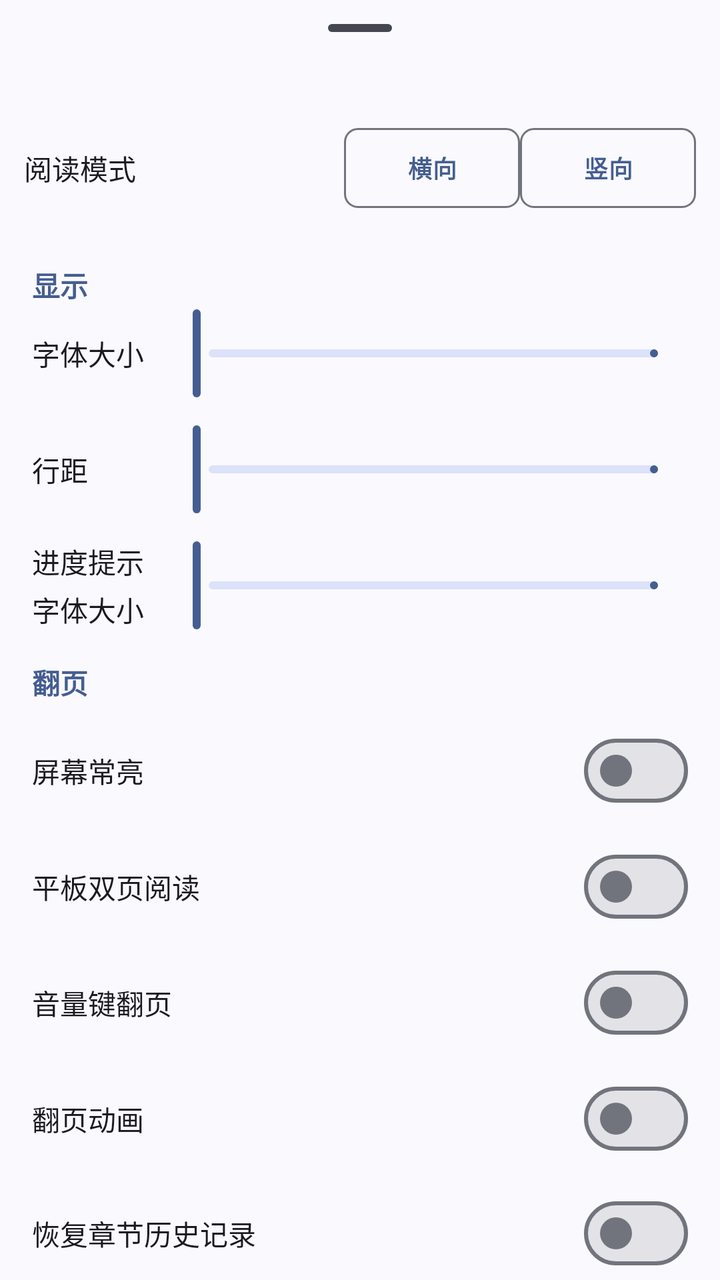
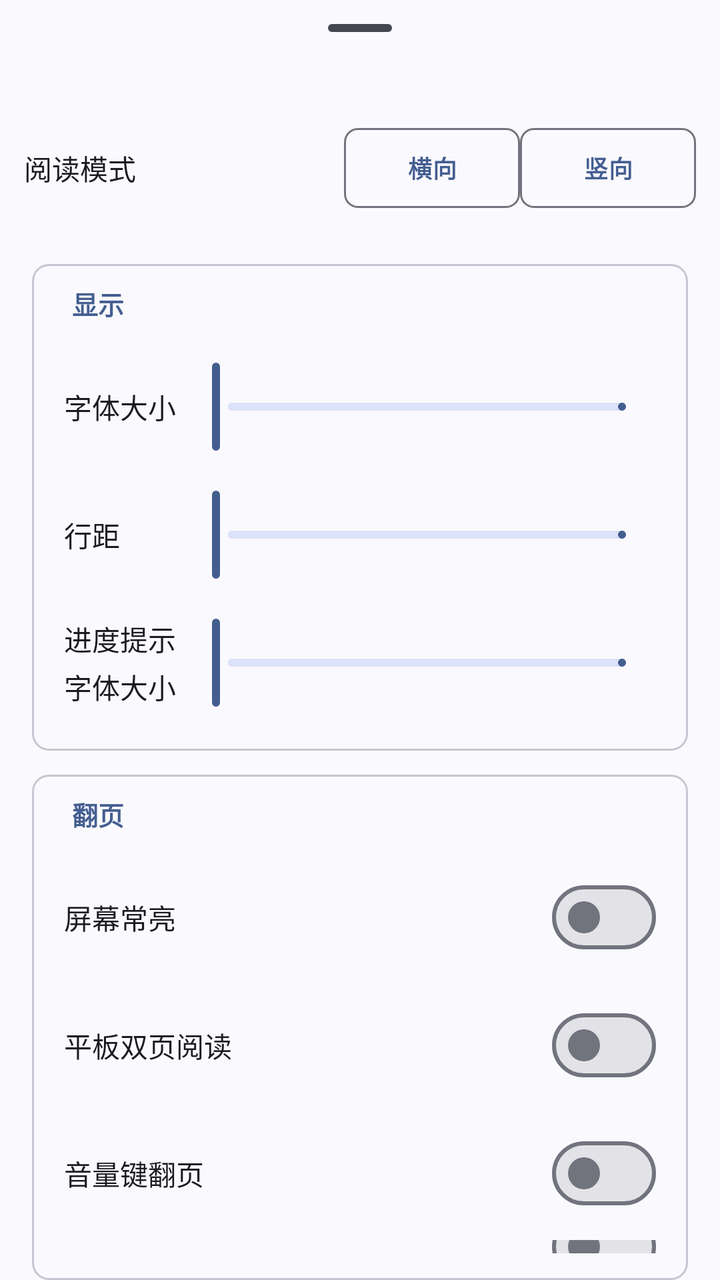

Two renders of the same Android screen: before a commit and after it. Below are the layout's source before the change and the commit's diff.
<!-- AndroidManifest.xml: application theme Theme.HikariNovel -->
<!-- res/layout/view_horizontal_read_config.xml -->
<?xml version="1.0" encoding="utf-8"?>
<LinearLayout
  xmlns:android="http://schemas.android.com/apk/res/android"
  android:layout_width="match_parent"
  android:layout_height="wrap_content"
  android:layout_gravity="bottom"
  android:orientation="vertical">
  <com.google.android.material.bottomsheet.BottomSheetDragHandleView
    android:layout_width="match_parent"
    android:layout_height="wrap_content" />
  <LinearLayout
    android:layout_width="match_parent"
    android:layout_height="wrap_content"
    android:gravity="center"
    android:padding="@dimen/gi_space_md"
    android:orientation="horizontal">
    <TextView
      android:layout_width="0dp"
      android:layout_height="wrap_content"
      android:layout_weight="1"
      android:text="@string/read_mode"
      style="@style/TextAppearance.GalIsland.ConfigLabel" />
    <com.google.android.material.button.MaterialButton
      android:id="@+id/b_h_read_config_horizontal"
      style="@style/Widget.GalIsland.Button.Outlined"
      android:layout_width="wrap_content"
      android:layout_height="wrap_content"
      android:text="@string/horizontal" />
    <com.google.android.material.button.MaterialButton
      android:id="@+id/b_h_read_config_vertical"
      style="@style/Widget.GalIsland.Button.Outlined"
      android:layout_width="wrap_content"
      android:layout_height="wrap_content"
      android:text="@string/vertical" />
  </LinearLayout>
  <LinearLayout
    android:layout_width="match_parent"
    android:layout_height="wrap_content"
    android:orientation="vertical">
    <TextView
      android:layout_width="match_parent"
      android:layout_height="wrap_content"
      android:paddingLeft="@dimen/gi_page_inset"
      android:paddingTop="@dimen/gi_space_md"
      android:text="@string/display_settings"
      android:textColor="?colorPrimary"
      android:textStyle="bold" />
    <LinearLayout
      android:layout_width="match_parent"
      android:layout_height="wrap_content"
      android:layout_marginLeft="@dimen/gi_page_inset"
      android:layout_marginRight="@dimen/gi_page_inset"
      android:gravity="center"
      android:orientation="horizontal">
      <TextView
        android:layout_width="0dp"
        android:layout_height="wrap_content"
        android:layout_weight="1"
        android:text="@string/font_size"
        style="@style/TextAppearance.GalIsland.ConfigLabel" />
      <com.google.android.material.slider.Slider
        android:id="@+id/s_v_h_read_config_font_size"
        android:layout_width="0dp"
        android:layout_height="wrap_content"
        android:layout_weight="4"
        android:stepSize="1"
        android:valueFrom="30"
        android:valueTo="100" />
    </LinearLayout>
    <LinearLayout
      android:layout_width="match_parent"
      android:layout_height="wrap_content"
      android:layout_marginLeft="@dimen/gi_page_inset"
      android:layout_marginRight="@dimen/gi_page_inset"
      android:layout_marginTop="@dimen/gi_space_inset"
      android:gravity="center"
      android:orientation="horizontal">
      <TextView
        android:layout_width="0dp"
        android:layout_height="wrap_content"
        android:layout_weight="1"
        android:text="@string/line_spacing"
        style="@style/TextAppearance.GalIsland.ConfigLabel" />
      <com.google.android.material.slider.Slider
        android:id="@+id/s_v_h_read_config_line_spacing"
        android:layout_width="0dp"
        android:layout_height="wrap_content"
        android:layout_weight="4"
        android:stepSize="0.1"
        android:valueFrom="1"
        android:valueTo="5" />
    </LinearLayout>
    <LinearLayout
      android:layout_width="match_parent"
      android:layout_height="wrap_content"
      android:layout_marginLeft="@dimen/gi_page_inset"
      android:layout_marginRight="@dimen/gi_page_inset"
      android:layout_marginTop="@dimen/gi_space_inset"
      android:gravity="center"
      android:orientation="horizontal">
      <TextView
        android:layout_width="0dp"
        android:layout_height="wrap_content"
        android:layout_weight="1"
        android:text="@string/progress_text_size"
        style="@style/TextAppearance.GalIsland.ConfigLabel" />
      <com.google.android.material.slider.Slider
        android:id="@+id/s_v_h_read_config_bottom_text_size"
        android:layout_width="0dp"
        android:layout_height="wrap_content"
        android:layout_weight="4"
        android:stepSize="1"
        android:valueFrom="1"
        android:valueTo="100" />
    </LinearLayout>
    <TextView
      android:layout_width="match_parent"
      android:layout_height="wrap_content"
      android:paddingLeft="@dimen/gi_page_inset"
      android:paddingTop="@dimen/gi_status_icon"
      android:text="@string/paging_settings"
      android:textColor="?colorPrimary"
      android:textStyle="bold" />
    <LinearLayout
      android:layout_width="match_parent"
      android:layout_height="wrap_content"
      android:layout_marginLeft="@dimen/gi_page_inset"
      android:layout_marginTop="@dimen/gi_space_inset"
      android:layout_marginRight="@dimen/gi_page_inset"
      android:gravity="center"
      android:orientation="horizontal">
      <TextView
        android:layout_width="0dp"
        android:layout_height="wrap_content"
        android:layout_weight="1"
        android:text="@string/keep_screen_on"
        style="@style/TextAppearance.GalIsland.ConfigLabel" />
      <com.google.android.material.materialswitch.MaterialSwitch
        android:id="@+id/s_v_h_read_config_keep_screen_on"
        android:layout_width="wrap_content"
        android:layout_height="wrap_content" />
    </LinearLayout>
    <LinearLayout
      android:layout_width="match_parent"
      android:layout_height="wrap_content"
      android:layout_marginLeft="@dimen/gi_page_inset"
      android:layout_marginTop="@dimen/gi_space_inset"
      android:layout_marginRight="@dimen/gi_page_inset"
      android:gravity="center"
      android:orientation="horizontal">
      <TextView
        android:layout_width="0dp"
        android:layout_height="wrap_content"
        android:layout_weight="1"
        android:text="@string/tablet_double_page"
        style="@style/TextAppearance.GalIsland.ConfigLabel" />
      <com.google.android.material.materialswitch.MaterialSwitch
        android:id="@+id/s_v_h_read_config_tablet_double_page"
        android:layout_width="wrap_content"
        android:layout_height="wrap_content" />
    </LinearLayout>
    <LinearLayout
      android:layout_width="match_parent"
      android:layout_height="wrap_content"
      android:layout_marginLeft="@dimen/gi_page_inset"
      android:layout_marginTop="@dimen/gi_space_inset"
      android:layout_marginRight="@dimen/gi_page_inset"
      android:gravity="center"
      android:orientation="horizontal">
      <TextView
        android:layout_width="0dp"
        android:layout_height="wrap_content"
        android:layout_weight="1"
        android:text="@string/key_down_switch_chapter"
        style="@style/TextAppearance.GalIsland.ConfigLabel" />
      <com.google.android.material.materialswitch.MaterialSwitch
        android:id="@+id/s_v_h_read_config_key_down_switch_chapter"
        android:layout_width="wrap_content"
        android:layout_height="wrap_content" />
    </LinearLayout>
    <LinearLayout
      android:layout_width="match_parent"
      android:layout_height="wrap_content"
      android:layout_marginLeft="@dimen/gi_page_inset"
      android:layout_marginTop="@dimen/gi_space_inset"
      android:layout_marginRight="@dimen/gi_page_inset"
      android:gravity="center"
      android:orientation="horizontal">
      <TextView
        android:layout_width="0dp"
        android:layout_height="wrap_content"
        android:layout_weight="1"
        android:text="@string/switch_animation"
        style="@style/TextAppearance.GalIsland.ConfigLabel" />
      <com.google.android.material.materialswitch.MaterialSwitch
        android:id="@+id/s_v_h_read_config_switch_animation"
        android:layout_width="wrap_content"
        android:layout_height="wrap_content" />
    </LinearLayout>
    <LinearLayout
      android:layout_width="match_parent"
      android:layout_height="wrap_content"
      android:layout_marginLeft="@dimen/gi_page_inset"
      android:layout_marginTop="@dimen/gi_space_inset"
      android:layout_marginRight="@dimen/gi_page_inset"
      android:gravity="center"
      android:orientation="horizontal">
      <TextView
        android:layout_width="0dp"
        android:layout_height="wrap_content"
        android:layout_weight="1"
        android:text="@string/restore_chapter_read_history_with_confirm"
        style="@style/TextAppearance.GalIsland.ConfigLabel" />
      <com.google.android.material.materialswitch.MaterialSwitch
        android:id="@+id/s_v_h_read_config_restore_chapter_read_history"
        android:layout_width="wrap_content"
        android:layout_height="wrap_content" />
    </LinearLayout>
    <LinearLayout
      android:layout_width="match_parent"
      android:layout_height="wrap_content"
      android:layout_marginLeft="@dimen/gi_page_inset"
      android:layout_marginTop="@dimen/gi_space_inset"
      android:layout_marginRight="@dimen/gi_page_inset"
      android:gravity="center"
      android:orientation="horizontal">
      <TextView
        android:layout_width="0dp"
        android:layout_height="wrap_content"
        android:layout_weight="1"
        android:text="@string/restore_chapter_read_history_without_confirm"
        style="@style/TextAppearance.GalIsland.ConfigLabel" />
      <com.google.android.material.materialswitch.MaterialSwitch
        android:id="@+id/s_v_h_read_config_restore_chapter_read_history_without_confirm"
        android:layout_width="wrap_content"
        android:layout_height="wrap_content" />
    </LinearLayout>
    <LinearLayout
      android:layout_width="match_parent"
      android:layout_height="wrap_content"
      android:layout_marginLeft="@dimen/gi_page_inset"
      android:layout_marginTop="@dimen/gi_space_inset"
      android:layout_marginRight="@dimen/gi_page_inset"
      android:gravity="center"
      android:orientation="horizontal">
      <TextView
        android:layout_width="0dp"
        android:layout_height="wrap_content"
        android:layout_weight="1"
        android:text="@string/font_color_bg_color"
        style="@style/TextAppearance.GalIsland.ConfigLabel" />
      <com.google.android.material.button.MaterialButton
        android:id="@+id/b_v_h_read_config_color"
        android:layout_width="wrap_content"
        android:layout_height="wrap_content"
        android:text="@string/modify" />
    </LinearLayout>
  </LinearLayout>
</LinearLayout>
<!-- resources referenced by this layout -->
<resources>
  <dimen name="gi_status_icon">14dp</dimen>
  <style name="TextAppearance.GalIsland.Button" parent="TextAppearance.Material3.LabelLarge">
      <item name="android:textSize">12sp</item>
      <item name="android:textStyle">bold</item>
      <item name="android:letterSpacing">0.01</item>
    </style>
  <style name="Base.Theme.HikariNovel" parent="Theme.Material3.DynamicColors.DayNight.NoActionBar">
      
      
      <item name="shapeAppearanceSmallComponent">@style/ShapeAppearance.GalIsland.Small</item>
      <item name="shapeAppearanceMediumComponent">@style/ShapeAppearance.GalIsland.Medium</item>
      <item name="shapeAppearanceLargeComponent">@style/ShapeAppearance.GalIsland.Large</item>
      <item name="materialCardViewStyle">@style/Widget.GalIsland.CardView</item>
      <item name="materialButtonStyle">@style/Widget.GalIsland.Button</item>
      <item name="chipStyle">@style/Widget.GalIsland.Chip</item>
      <item name="tabStyle">@style/Widget.GalIsland.TabLayout</item>
      <item name="toolbarStyle">@style/Widget.GalIsland.Toolbar</item>
      <item name="sliderStyle">@style/Widget.GalIsland.Slider</item>
      <item name="textInputStyle">@style/Widget.GalIsland.TextInputLayout.OutlinedBox</item>
      <item name="snackbarStyle">@style/Widget.GalIsland.Snackbar</item>
      <item name="snackbarTextViewStyle">@style/Widget.GalIsland.Snackbar.TextView</item>
      <item name="materialAlertDialogTheme">@style/ThemeOverlay.GalIsland.MaterialAlertDialog</item>
      <item name="giSurfaceInput">?attr/colorSurfaceVariant</item>
      <item name="giSurfaceHover">?attr/colorSurfaceContainerHigh</item>
      <item name="giSurfaceReaderChrome">?attr/colorSurfaceContainer</item>
      <item name="appBarLayoutStyle">@style/Widget.GalIsland.AppBar</item>
      <item name="giAccentSoft">@color/galisland_nav_indicator</item>
      <item name="bottomSheetDialogTheme">@style/ThemeOverlay.GalIsland.BottomSheet</item>
      <item name="giBorderStrong">?attr/colorOutline</item>
      <item name="giSurfaceSidebar">?attr/colorSurfaceContainerLow</item>
      <item name="giSurfaceToolbar">?attr/colorSurface</item>
      <item name="giGridLine">?attr/colorOutlineVariant</item>
      <item name="elevationOverlayEnabled">false</item>
    </style>
  <style name="Widget.GalIsland.CardView" parent="Widget.Material3.CardView.Filled">
      <item name="cardBackgroundColor">@android:color/transparent</item>
      <item name="cardCornerRadius">@dimen/gi_radius_card</item>
      <item name="cardElevation">0dp</item>
      <item name="strokeWidth">1dp</item>
      <item name="strokeColor">?attr/colorOutlineVariant</item>
    </style>
  <style name="Widget.GalIsland.Chip" parent="Widget.Material3.Chip.Assist">
      <item name="shapeAppearance">@style/ShapeAppearance.GalIsland.Tag</item>
      <item name="chipMinHeight">@dimen/gi_chip_height</item>
      <item name="chipStrokeWidth">1dp</item>
      <item name="chipStrokeColor">?attr/colorOutlineVariant</item>
      <item name="chipBackgroundColor">@color/gi_chip_background</item>
      <item name="android:textColor">?attr/colorOnSurfaceVariant</item>
      <item name="android:textAppearance">@style/TextAppearance.GalIsland.Tag</item>
      <item name="chipIconVisible">false</item>
      <item name="ensureMinTouchTargetSize">false</item>
    </style>
  <style name="Widget.GalIsland.TabLayout" parent="Widget.Material3.TabLayout">
      <item name="tabIndicatorColor">?attr/colorPrimary</item>
      <item name="tabIndicatorHeight">3dp</item>
      <item name="tabIndicatorFullWidth">false</item>
      <item name="tabSelectedTextColor">?attr/colorPrimary</item>
      <item name="tabTextColor">?attr/colorOnSurfaceVariant</item>
      <item name="tabTextAppearance">@style/TextAppearance.GalIsland.Tab</item>
      <item name="tabRippleColor">@color/galisland_interaction</item>
      <item name="android:background">@android:color/transparent</item>
    </style>
  <style name="Widget.GalIsland.Slider" parent="Widget.Material3.Slider">
      <item name="trackHeight">4dp</item>
      <item name="thumbRadius">8dp</item>
      <item name="tickVisible">false</item>
      <item name="haloRadius">16dp</item>
    </style>
  <style name="Widget.GalIsland.TextInputLayout.OutlinedBox" parent="Widget.Material3.TextInputLayout.OutlinedBox">
      <item name="boxCornerRadiusTopStart">@dimen/gi_radius_control</item>
      <item name="boxCornerRadiusTopEnd">@dimen/gi_radius_control</item>
      <item name="boxCornerRadiusBottomStart">@dimen/gi_radius_control</item>
      <item name="boxCornerRadiusBottomEnd">@dimen/gi_radius_control</item>
      <item name="boxStrokeWidth">1dp</item>
      <item name="boxStrokeWidthFocused">@dimen/gi_stroke</item>
      <item name="boxStrokeColor">@color/galisland_box_stroke</item>
      <item name="hintTextColor">?attr/colorPrimary</item>
      <item name="boxBackgroundColor">?attr/giSurfaceInput</item>
    </style>
  <style name="TextAppearance.GalIsland.Tag" parent="TextAppearance.Material3.LabelSmall">
      <item name="android:textSize">10sp</item>
      <item name="android:letterSpacing">0</item>
    </style>
  <style name="TextAppearance.GalIsland.Tab" parent="TextAppearance.Material3.TitleSmall">
      <item name="android:textSize">13sp</item>
      <item name="android:textStyle">bold</item>
      <item name="android:letterSpacing">0</item>
    </style>
  <style name="TextAppearance.GalIsland.SectionTitle" parent="TextAppearance.Material3.TitleSmall">
      <item name="android:textSize">13sp</item>
      <item name="android:textStyle">bold</item>
      <item name="android:textColor">?attr/colorOnSurface</item>
      <item name="android:letterSpacing">0</item>
    </style>
  <!-- unchanged entries left out for length: 47 -->
</resources>

<!-- the commit's change to res/layout/view_horizontal_read_config.xml (unified diff, before → after) -->
@@ -12,8 +12,8 @@
     android:layout_width="match_parent"
     android:layout_height="wrap_content"
     android:gravity="center"
-    android:padding="@dimen/gi_space_md"
-    android:orientation="horizontal">
+    android:orientation="horizontal"
+    android:padding="@dimen/gi_space_md">
     <TextView
       android:layout_width="0dp"
       android:layout_height="wrap_content"
@@ -33,25 +33,34 @@
       android:layout_height="wrap_content"
       android:text="@string/vertical" />
   </LinearLayout>
+  
   <LinearLayout
     android:layout_width="match_parent"
     android:layout_height="wrap_content"
-    android:orientation="vertical">
+    android:layout_marginLeft="@dimen/gi_page_inset"
+    android:layout_marginRight="@dimen/gi_page_inset"
+    android:layout_marginTop="@dimen/gi_space_md"
+    android:background="@drawable/gi_secondary_panel"
+    android:orientation="vertical"
+    android:paddingBottom="@dimen/gi_space_md">
     <TextView
       android:layout_width="match_parent"
       android:layout_height="wrap_content"
-      android:paddingLeft="@dimen/gi_page_inset"
-      android:paddingTop="@dimen/gi_space_md"
+      android:layout_margin="@dimen/gi_space_inset"
+      android:paddingLeft="@dimen/gi_space_inset"
       android:text="@string/display_settings"
-      android:textColor="?colorPrimary"
-      android:textStyle="bold" />
-    <LinearLayout
-      android:layout_width="match_parent"
-      android:layout_height="wrap_content"
-      android:layout_marginLeft="@dimen/gi_page_inset"
-      android:layout_marginRight="@dimen/gi_page_inset"
-      android:gravity="center"
-      android:orientation="horizontal">
+      android:textAppearance="@style/TextAppearance.GalIsland.SectionTitle"
+      android:textColor="?attr/colorPrimary" />
+    <LinearLayout
+      android:layout_width="match_parent"
+      android:layout_height="wrap_content"
+      android:gravity="center_vertical"
+      android:minHeight="@dimen/gi_secondary_row_height"
+      android:orientation="horizontal"
+      android:paddingLeft="@dimen/gi_space_lg"
+      android:paddingTop="@dimen/gi_space_sm"
+      android:paddingRight="@dimen/gi_space_lg"
+      android:paddingBottom="@dimen/gi_space_sm">
       <TextView
         android:layout_width="0dp"
         android:layout_height="wrap_content"
@@ -70,11 +79,13 @@
     <LinearLayout
       android:layout_width="match_parent"
       android:layout_height="wrap_content"
-      android:layout_marginLeft="@dimen/gi_page_inset"
-      android:layout_marginRight="@dimen/gi_page_inset"
-      android:layout_marginTop="@dimen/gi_space_inset"
-      android:gravity="center"
-      android:orientation="horizontal">
+      android:gravity="center_vertical"
+      android:minHeight="@dimen/gi_secondary_row_height"
+      android:orientation="horizontal"
+      android:paddingLeft="@dimen/gi_space_lg"
+      android:paddingTop="@dimen/gi_space_sm"
+      android:paddingRight="@dimen/gi_space_lg"
+      android:paddingBottom="@dimen/gi_space_sm">
       <TextView
         android:layout_width="0dp"
         android:layout_height="wrap_content"
@@ -93,11 +104,13 @@
     <LinearLayout
       android:layout_width="match_parent"
       android:layout_height="wrap_content"
-      android:layout_marginLeft="@dimen/gi_page_inset"
-      android:layout_marginRight="@dimen/gi_page_inset"
-      android:layout_marginTop="@dimen/gi_space_inset"
-      android:gravity="center"
-      android:orientation="horizontal">
+      android:gravity="center_vertical"
+      android:minHeight="@dimen/gi_secondary_row_height"
+      android:orientation="horizontal"
+      android:paddingLeft="@dimen/gi_space_lg"
+      android:paddingTop="@dimen/gi_space_sm"
+      android:paddingRight="@dimen/gi_space_lg"
+      android:paddingBottom="@dimen/gi_space_sm">
       <TextView
         android:layout_width="0dp"
         android:layout_height="wrap_content"
@@ -113,22 +126,35 @@
         android:valueFrom="1"
         android:valueTo="100" />
     </LinearLayout>
+  </LinearLayout>
+  
+  <LinearLayout
+    android:layout_width="match_parent"
+    android:layout_height="wrap_content"
+    android:layout_marginLeft="@dimen/gi_page_inset"
+    android:layout_marginRight="@dimen/gi_page_inset"
+    android:layout_marginTop="@dimen/gi_space_md"
+    android:background="@drawable/gi_secondary_panel"
+    android:orientation="vertical"
+    android:paddingBottom="@dimen/gi_space_md">
     <TextView
       android:layout_width="match_parent"
       android:layout_height="wrap_content"
-      android:paddingLeft="@dimen/gi_page_inset"
-      android:paddingTop="@dimen/gi_status_icon"
+      android:layout_margin="@dimen/gi_space_inset"
+      android:paddingLeft="@dimen/gi_space_inset"
       android:text="@string/paging_settings"
-      android:textColor="?colorPrimary"
-      android:textStyle="bold" />
-    <LinearLayout
-      android:layout_width="match_parent"
-      android:layout_height="wrap_content"
-      android:layout_marginLeft="@dimen/gi_page_inset"
-      android:layout_marginTop="@dimen/gi_space_inset"
-      android:layout_marginRight="@dimen/gi_page_inset"
-      android:gravity="center"
-      android:orientation="horizontal">
+      android:textAppearance="@style/TextAppearance.GalIsland.SectionTitle"
+      android:textColor="?attr/colorPrimary" />
+    <LinearLayout
+      android:layout_width="match_parent"
+      android:layout_height="wrap_content"
+      android:gravity="center_vertical"
+      android:minHeight="@dimen/gi_secondary_row_height"
+      android:orientation="horizontal"
+      android:paddingLeft="@dimen/gi_space_lg"
+      android:paddingTop="@dimen/gi_space_sm"
+      android:paddingRight="@dimen/gi_space_lg"
+      android:paddingBottom="@dimen/gi_space_sm">
       <TextView
         android:layout_width="0dp"
         android:layout_height="wrap_content"
@@ -143,11 +169,13 @@
     <LinearLayout
       android:layout_width="match_parent"
       android:layout_height="wrap_content"
-      android:layout_marginLeft="@dimen/gi_page_inset"
-      android:layout_marginTop="@dimen/gi_space_inset"
-      android:layout_marginRight="@dimen/gi_page_inset"
-      android:gravity="center"
-      android:orientation="horizontal">
+      android:gravity="center_vertical"
+      android:minHeight="@dimen/gi_secondary_row_height"
+      android:orientation="horizontal"
+      android:paddingLeft="@dimen/gi_space_lg"
+      android:paddingTop="@dimen/gi_space_sm"
+      android:paddingRight="@dimen/gi_space_lg"
+      android:paddingBottom="@dimen/gi_space_sm">
       <TextView
         android:layout_width="0dp"
         android:layout_height="wrap_content"
@@ -162,11 +190,13 @@
     <LinearLayout
       android:layout_width="match_parent"
       android:layout_height="wrap_content"
-      android:layout_marginLeft="@dimen/gi_page_inset"
-      android:layout_marginTop="@dimen/gi_space_inset"
-      android:layout_marginRight="@dimen/gi_page_inset"
-      android:gravity="center"
-      android:orientation="horizontal">
+      android:gravity="center_vertical"
+      android:minHeight="@dimen/gi_secondary_row_height"
+      android:orientation="horizontal"
+      android:paddingLeft="@dimen/gi_space_lg"
+      android:paddingTop="@dimen/gi_space_sm"
+      android:paddingRight="@dimen/gi_space_lg"
+      android:paddingBottom="@dimen/gi_space_sm">
       <TextView
         android:layout_width="0dp"
         android:layout_height="wrap_content"
@@ -181,11 +211,13 @@
     <LinearLayout
       android:layout_width="match_parent"
       android:layout_height="wrap_content"
-      android:layout_marginLeft="@dimen/gi_page_inset"
-      android:layout_marginTop="@dimen/gi_space_inset"
-      android:layout_marginRight="@dimen/gi_page_inset"
-      android:gravity="center"
-      android:orientation="horizontal">
+      android:gravity="center_vertical"
+      android:minHeight="@dimen/gi_secondary_row_height"
+      android:orientation="horizontal"
+      android:paddingLeft="@dimen/gi_space_lg"
+      android:paddingTop="@dimen/gi_space_sm"
+      android:paddingRight="@dimen/gi_space_lg"
+      android:paddingBottom="@dimen/gi_space_sm">
       <TextView
         android:layout_width="0dp"
         android:layout_height="wrap_content"
@@ -200,11 +232,13 @@
     <LinearLayout
       android:layout_width="match_parent"
       android:layout_height="wrap_content"
-      android:layout_marginLeft="@dimen/gi_page_inset"
-      android:layout_marginTop="@dimen/gi_space_inset"
-      android:layout_marginRight="@dimen/gi_page_inset"
-      android:gravity="center"
-      android:orientation="horizontal">
+      android:gravity="center_vertical"
+      android:minHeight="@dimen/gi_secondary_row_height"
+      android:orientation="horizontal"
+      android:paddingLeft="@dimen/gi_space_lg"
+      android:paddingTop="@dimen/gi_space_sm"
+      android:paddingRight="@dimen/gi_space_lg"
+      android:paddingBottom="@dimen/gi_space_sm">
       <TextView
         android:layout_width="0dp"
         android:layout_height="wrap_content"
@@ -219,11 +253,13 @@
     <LinearLayout
       android:layout_width="match_parent"
       android:layout_height="wrap_content"
-      android:layout_marginLeft="@dimen/gi_page_inset"
-      android:layout_marginTop="@dimen/gi_space_inset"
-      android:layout_marginRight="@dimen/gi_page_inset"
-      android:gravity="center"
-      android:orientation="horizontal">
+      android:gravity="center_vertical"
+      android:minHeight="@dimen/gi_secondary_row_height"
+      android:orientation="horizontal"
+      android:paddingLeft="@dimen/gi_space_lg"
+      android:paddingTop="@dimen/gi_space_sm"
+      android:paddingRight="@dimen/gi_space_lg"
+      android:paddingBottom="@dimen/gi_space_sm">
       <TextView
         android:layout_width="0dp"
         android:layout_height="wrap_content"
@@ -238,11 +274,13 @@
     <LinearLayout
       android:layout_width="match_parent"
       android:layout_height="wrap_content"
-      android:layout_marginLeft="@dimen/gi_page_inset"
-      android:layout_marginTop="@dimen/gi_space_inset"
-      android:layout_marginRight="@dimen/gi_page_inset"
-      android:gravity="center"
-      android:orientation="horizontal">
+      android:gravity="center_vertical"
+      android:minHeight="@dimen/gi_secondary_row_height"
+      android:orientation="horizontal"
+      android:paddingLeft="@dimen/gi_space_lg"
+      android:paddingTop="@dimen/gi_space_sm"
+      android:paddingRight="@dimen/gi_space_lg"
+      android:paddingBottom="@dimen/gi_space_sm">
       <TextView
         android:layout_width="0dp"
         android:layout_height="wrap_content"
@@ -250,7 +288,7 @@
         android:text="@string/font_color_bg_color"
         style="@style/TextAppearance.GalIsland.ConfigLabel" />
       <com.google.android.material.button.MaterialButton
-        android:id="@+id/b_v_h_read_config_color"
+        android:id="@+id/b_v_h_read_config_change_color"
         android:layout_width="wrap_content"
         android:layout_height="wrap_content"
         android:text="@string/modify" />
<!-- resource entries referenced after the edit -->
@@ -1,8 +1,20 @@
 <!-- resources referenced by this layout -->
 <resources>
-  <dimen name="gi_status_icon">14dp</dimen>
+  <dimen name="gi_secondary_row_height">@dimen/gi_toolbar_height</dimen>
+  <dimen name="gi_space_lg">16dp</dimen>
+  <dimen name="gi_space_sm">8dp</dimen>
+  <!-- drawable gi_secondary_panel (drawable) -->
+  <?xml version="1.0" encoding="utf-8"?>
+  <shape xmlns:android="http://schemas.android.com/apk/res/android"
+      android:shape="rectangle">
+      <solid android:color="@android:color/transparent" />
+      <stroke
+          android:width="@dimen/gi_stroke"
+          android:color="?attr/colorOutlineVariant" />
+      <corners android:radius="@dimen/gi_radius_card" />
+  </shape>
   <style name="TextAppearance.GalIsland.Button" parent="TextAppearance.Material3.LabelLarge">
-      <item name="android:textSize">12sp</item>
+      <item name="android:textSize">@dimen/gi_text_body</item>
       <item name="android:textStyle">bold</item>
       <item name="android:letterSpacing">0.01</item>
     </style>
@@ -19,6 +31,7 @@
       <item name="toolbarStyle">@style/Widget.GalIsland.Toolbar</item>
       <item name="sliderStyle">@style/Widget.GalIsland.Slider</item>
       <item name="textInputStyle">@style/Widget.GalIsland.TextInputLayout.OutlinedBox</item>
+      <item name="materialSwitchStyle">@style/Widget.GalIsland.Switch</item>
       <item name="snackbarStyle">@style/Widget.GalIsland.Snackbar</item>
       <item name="snackbarTextViewStyle">@style/Widget.GalIsland.Snackbar.TextView</item>
       <item name="materialAlertDialogTheme">@style/ThemeOverlay.GalIsland.MaterialAlertDialog</item>
@@ -34,17 +47,18 @@
       <item name="giGridLine">?attr/colorOutlineVariant</item>
       <item name="elevationOverlayEnabled">false</item>
     </style>
+  <dimen name="gi_text_body">12sp</dimen>
   <style name="Widget.GalIsland.CardView" parent="Widget.Material3.CardView.Filled">
       <item name="cardBackgroundColor">@android:color/transparent</item>
       <item name="cardCornerRadius">@dimen/gi_radius_card</item>
       <item name="cardElevation">0dp</item>
-      <item name="strokeWidth">1dp</item>
+      <item name="strokeWidth">@dimen/gi_stroke</item>
       <item name="strokeColor">?attr/colorOutlineVariant</item>
     </style>
   <style name="Widget.GalIsland.Chip" parent="Widget.Material3.Chip.Assist">
       <item name="shapeAppearance">@style/ShapeAppearance.GalIsland.Tag</item>
       <item name="chipMinHeight">@dimen/gi_chip_height</item>
-      <item name="chipStrokeWidth">1dp</item>
+      <item name="chipStrokeWidth">@dimen/gi_stroke</item>
       <item name="chipStrokeColor">?attr/colorOutlineVariant</item>
       <item name="chipBackgroundColor">@color/gi_chip_background</item>
       <item name="android:textColor">?attr/colorOnSurfaceVariant</item>
@@ -54,7 +68,7 @@
     </style>
   <style name="Widget.GalIsland.TabLayout" parent="Widget.Material3.TabLayout">
       <item name="tabIndicatorColor">?attr/colorPrimary</item>
-      <item name="tabIndicatorHeight">3dp</item>
+      <item name="tabIndicatorHeight">@dimen/gi_tab_indicator_height</item>
       <item name="tabIndicatorFullWidth">false</item>
       <item name="tabSelectedTextColor">?attr/colorPrimary</item>
       <item name="tabTextColor">?attr/colorOnSurfaceVariant</item>
@@ -63,37 +77,46 @@
       <item name="android:background">@android:color/transparent</item>
     </style>
   <style name="Widget.GalIsland.Slider" parent="Widget.Material3.Slider">
-      <item name="trackHeight">4dp</item>
-      <item name="thumbRadius">8dp</item>
+      <item name="trackHeight">@dimen/gi_slider_track_height</item>
+      <item name="thumbRadius">@dimen/gi_slider_thumb_radius</item>
       <item name="tickVisible">false</item>
-      <item name="haloRadius">16dp</item>
+      <item name="haloRadius">@dimen/gi_slider_halo_radius</item>
     </style>
   <style name="Widget.GalIsland.TextInputLayout.OutlinedBox" parent="Widget.Material3.TextInputLayout.OutlinedBox">
       <item name="boxCornerRadiusTopStart">@dimen/gi_radius_control</item>
       <item name="boxCornerRadiusTopEnd">@dimen/gi_radius_control</item>
       <item name="boxCornerRadiusBottomStart">@dimen/gi_radius_control</item>
       <item name="boxCornerRadiusBottomEnd">@dimen/gi_radius_control</item>
-      <item name="boxStrokeWidth">1dp</item>
+      <item name="boxStrokeWidth">@dimen/gi_stroke</item>
       <item name="boxStrokeWidthFocused">@dimen/gi_stroke</item>
       <item name="boxStrokeColor">@color/galisland_box_stroke</item>
       <item name="hintTextColor">?attr/colorPrimary</item>
       <item name="boxBackgroundColor">?attr/giSurfaceInput</item>
     </style>
+  <style name="Widget.GalIsland.Switch" parent="Widget.Material3.CompoundButton.MaterialSwitch">
+      <item name="android:minHeight">@dimen/gi_control_height</item>
+    </style>
   <style name="TextAppearance.GalIsland.Tag" parent="TextAppearance.Material3.LabelSmall">
-      <item name="android:textSize">10sp</item>
+      <item name="android:textSize">@dimen/gi_text_micro</item>
       <item name="android:letterSpacing">0</item>
     </style>
+  <dimen name="gi_tab_indicator_height">3dp</dimen>
   <style name="TextAppearance.GalIsland.Tab" parent="TextAppearance.Material3.TitleSmall">
-      <item name="android:textSize">13sp</item>
+      <item name="android:textSize">@dimen/gi_text_section</item>
       <item name="android:textStyle">bold</item>
       <item name="android:letterSpacing">0</item>
     </style>
+  <dimen name="gi_slider_track_height">4dp</dimen>
+  <dimen name="gi_slider_thumb_radius">8dp</dimen>
+  <dimen name="gi_slider_halo_radius">16dp</dimen>
+  <dimen name="gi_text_micro">10sp</dimen>
   <style name="TextAppearance.GalIsland.SectionTitle" parent="TextAppearance.Material3.TitleSmall">
-      <item name="android:textSize">13sp</item>
+      <item name="android:textSize">@dimen/gi_text_section</item>
       <item name="android:textStyle">bold</item>
       <item name="android:textColor">?attr/colorOnSurface</item>
       <item name="android:letterSpacing">0</item>
     </style>
+  <dimen name="gi_text_section">13sp</dimen>
   <!-- unchanged entries left out for length: 47 -->
 </resources>
 
